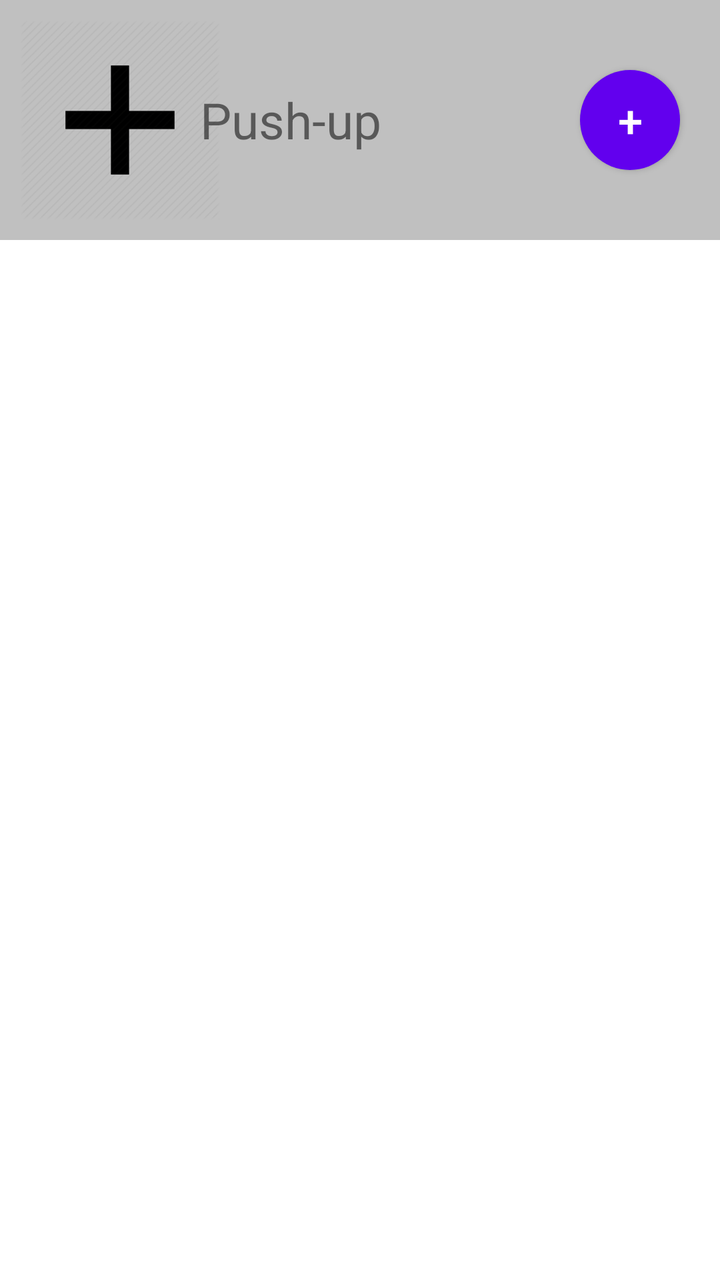
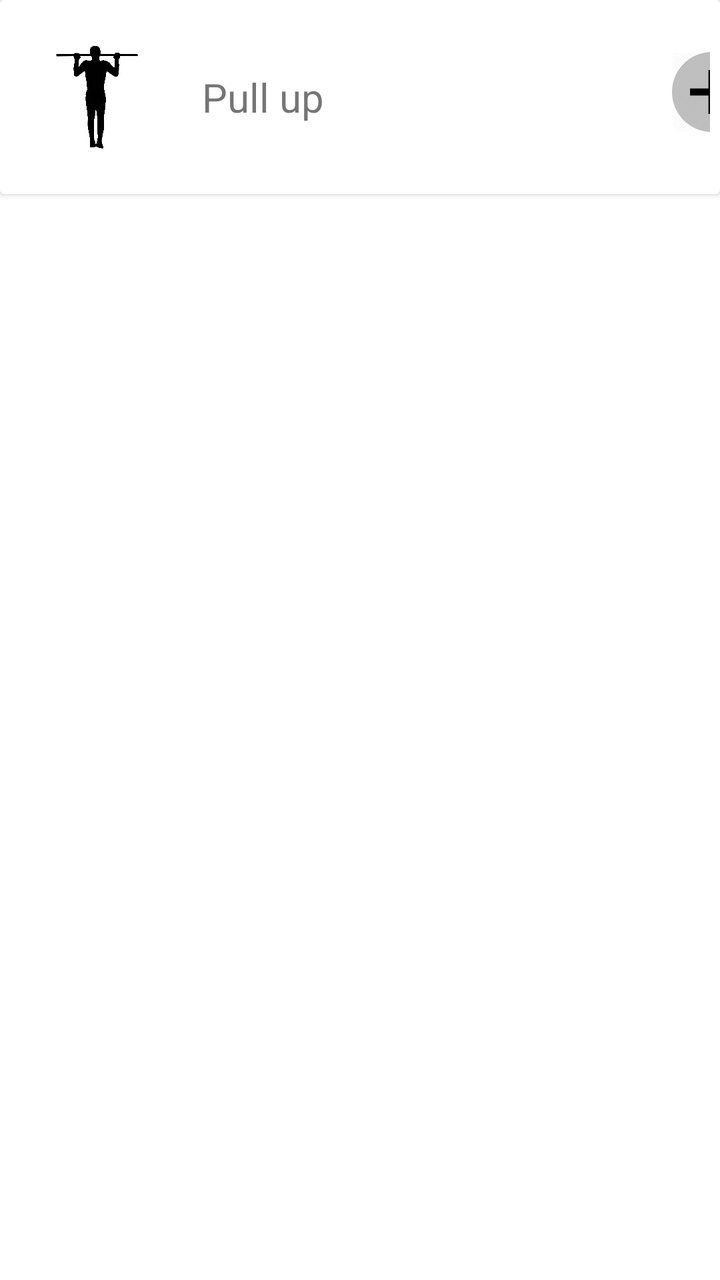

The first picture is an Android layout as it rendered before a commit; the second is the same layout after the commit. The layout source and the unified diff follow.
<!-- AndroidManifest.xml: application theme Theme.YourCali -->
<!-- res/layout/item_add_exercise_workout.xml -->
<?xml version="1.0" encoding="utf-8"?>
<RelativeLayout xmlns:android="http://schemas.android.com/apk/res/android"
    android:layout_width="match_parent"
    android:layout_height="wrap_content"
    xmlns:app="http://schemas.android.com/apk/res-auto">

    <RelativeLayout
        android:layout_width="match_parent"
        android:layout_height="120dp"
        android:background="@color/Silver">

        <ImageView
            android:id="@+id/exerciseImage"
            android:layout_width="100dp"
            android:layout_height="100dp"
            android:layout_centerVertical="true"
            android:layout_marginLeft="10dp"
            android:src="@drawable/plus" />

        <TextView
            android:id="@+id/exerciseName"
            android:layout_width="wrap_content"
            android:layout_height="wrap_content"
            android:layout_centerVertical="true"
            android:layout_marginLeft="100dp"
            android:text="Push-up"
            android:textSize="25dp" />

        <Button
            android:layout_width="50dp"
            android:layout_height="50dp"
            android:layout_alignParentRight="true"
            android:layout_centerVertical="true"
            android:layout_marginRight="20dp"
            android:autoSizeTextType="uniform"
            android:background="@drawable/roundedbutton"
            android:text="+" />


    </RelativeLayout>


</RelativeLayout>
<!-- resources referenced by this layout -->
<resources>
  <color name="Silver">#C0C0C0</color>
  <!-- drawable plus (drawable) -->
  <?xml version="1.0" encoding="utf-8"?>
  <layer-list xmlns:android="http://schemas.android.com/apk/res/android">
  
      <item
          android:id="@+id/half_overlay"
          android:drawable="@drawable/pulsantepiu"
          android:width="40dp"
          android:height="40dp"
          />
  
  </layer-list>
  <!-- drawable roundedbutton (drawable) -->
  <?xml version="1.0" encoding="utf-8"?>
  <shape xmlns:android="http://schemas.android.com/apk/res/android"
      android:shape="oval">
      <solid android:color="@color/Cranberry" />
  </shape>
  <style name="Theme.YourCali" parent="Theme.MaterialComponents.DayNight.NoActionBar">
          
          <item name="colorPrimary">@color/purple_500</item>
          <item name="colorPrimaryVariant">@color/purple_700</item>
          <item name="colorOnPrimary">@color/white</item>
          
          <item name="colorSecondary">@color/teal_200</item>
          <item name="colorSecondaryVariant">@color/teal_700</item>
          <item name="colorOnSecondary">@color/black</item>
          
          <item name="android:statusBarColor" tools:targetApi="l">@color/DarkOrange</item>
          
      </style>
  <!-- drawable pulsantepiu: png bitmap (drawable, 2782 bytes) -->
  <color name="Cranberry">#9F000F</color>
  <color name="purple_500">#FF6200EE</color>
  <color name="purple_700">#FF3700B3</color>
  <color name="white">#FFFFFFFF</color>
  <color name="teal_200">#FF03DAC5</color>
  <color name="teal_700">#FF018786</color>
  <color name="black">#FF000000</color>
  <color name="DarkOrange">#FFFC7C35</color>
</resources>

<!-- the commit's change to res/layout/item_add_exercise_workout.xml (unified diff, before → after) -->
@@ -1,43 +1,78 @@
 <?xml version="1.0" encoding="utf-8"?>
-<RelativeLayout xmlns:android="http://schemas.android.com/apk/res/android"
+<LinearLayout xmlns:android="http://schemas.android.com/apk/res/android"
+android:layout_width="match_parent"
+android:layout_height="wrap_content"
+xmlns:app="http://schemas.android.com/apk/res-auto">
+
+
+<androidx.cardview.widget.CardView
     android:layout_width="match_parent"
-    android:layout_height="wrap_content"
-    xmlns:app="http://schemas.android.com/apk/res-auto">
+    android:layout_height="wrap_content">
 
-    <RelativeLayout
+
+    <LinearLayout
         android:layout_width="match_parent"
-        android:layout_height="120dp"
-        android:background="@color/Silver">
+        android:layout_height="wrap_content"
+        android:orientation="horizontal"
+        android:padding="5dp">
+
 
         <ImageView
             android:id="@+id/exerciseImage"
-            android:layout_width="100dp"
-            android:layout_height="100dp"
-            android:layout_centerVertical="true"
-            android:layout_marginLeft="10dp"
-            android:src="@drawable/plus" />
+            android:layout_width="55dp"
+            android:layout_height="55dp"
+            android:layout_marginStart="16dp"
+            android:layout_marginLeft="16dp"
+            android:layout_marginTop="16dp"
+            android:layout_marginBottom="16dp"
+            app:layout_constraintBottom_toBottomOf="parent"
+            app:layout_constraintStart_toStartOf="parent"
+            app:layout_constraintTop_toTopOf="parent"
+            app:srcCompat="@drawable/pullup"/>
 
-        <TextView
-            android:id="@+id/exerciseName"
-            android:layout_width="wrap_content"
-            android:layout_height="wrap_content"
-            android:layout_centerVertical="true"
-            android:layout_marginLeft="100dp"
-            android:text="Push-up"
-            android:textSize="25dp" />
+        <Space
+            android:layout_width="25dp"
+            android:layout_height="match_parent"/>
 
-        <Button
-            android:layout_width="50dp"
-            android:layout_height="50dp"
-            android:layout_alignParentRight="true"
-            android:layout_centerVertical="true"
-            android:layout_marginRight="20dp"
-            android:autoSizeTextType="uniform"
-            android:background="@drawable/roundedbutton"
-            android:text="+" />
+        <LinearLayout
+            android:layout_width="290dp"
+            android:layout_height="65dp"
+            android:orientation="horizontal"
+            android:layout_gravity="center">
+
+            <Space
+                android:layout_width="wrap_content"
+                android:layout_height="12dp" />
 
 
-    </RelativeLayout>
+            <Space
+                android:layout_width="wrap_content"
+                android:layout_height="7dp" />
+
+            <TextView
+                android:id="@+id/exerciseName"
+                android:layout_width="220dp"
+                android:layout_height="wrap_content"
+                android:text="Pull up"
+                android:layout_gravity="center_vertical"
+                android:textSize="20dp" />
+
+            <ImageButton
+                android:layout_width="40dp"
+                android:layout_height="40dp"
+                android:layout_centerVertical="true"
+                android:layout_marginTop="10dp"
+                android:layout_marginLeft="15dp"
+                android:src="@drawable/plus"
+                android:backgroundTint="@color/Silver"
+                android:background="@drawable/roundedbutton"
+                android:text="+" />
 
 
-</RelativeLayout>
+        </LinearLayout>
+
+    </LinearLayout>
+
+</androidx.cardview.widget.CardView>
+
+</LinearLayout>
<!-- resource entries referenced after the edit -->
@@ -13,6 +13,7 @@
           />
   
   </layer-list>
+  <!-- drawable pullup: png bitmap (drawable, 126134 bytes) -->
   <!-- drawable roundedbutton (drawable) -->
   <?xml version="1.0" encoding="utf-8"?>
   <shape xmlns:android="http://schemas.android.com/apk/res/android"
